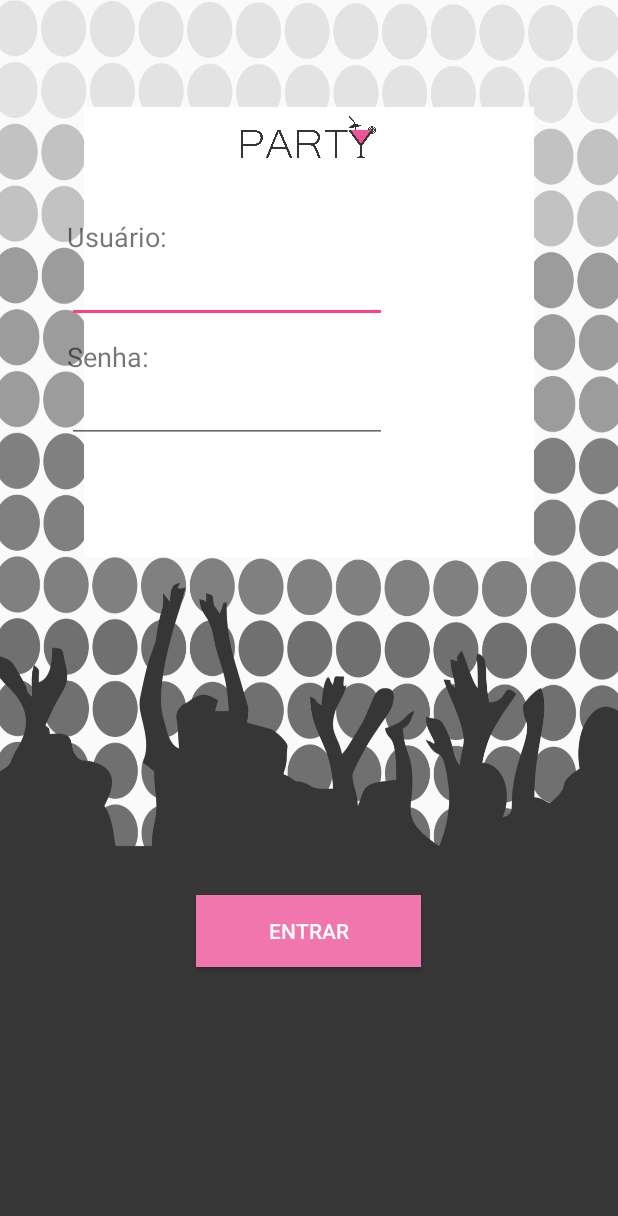
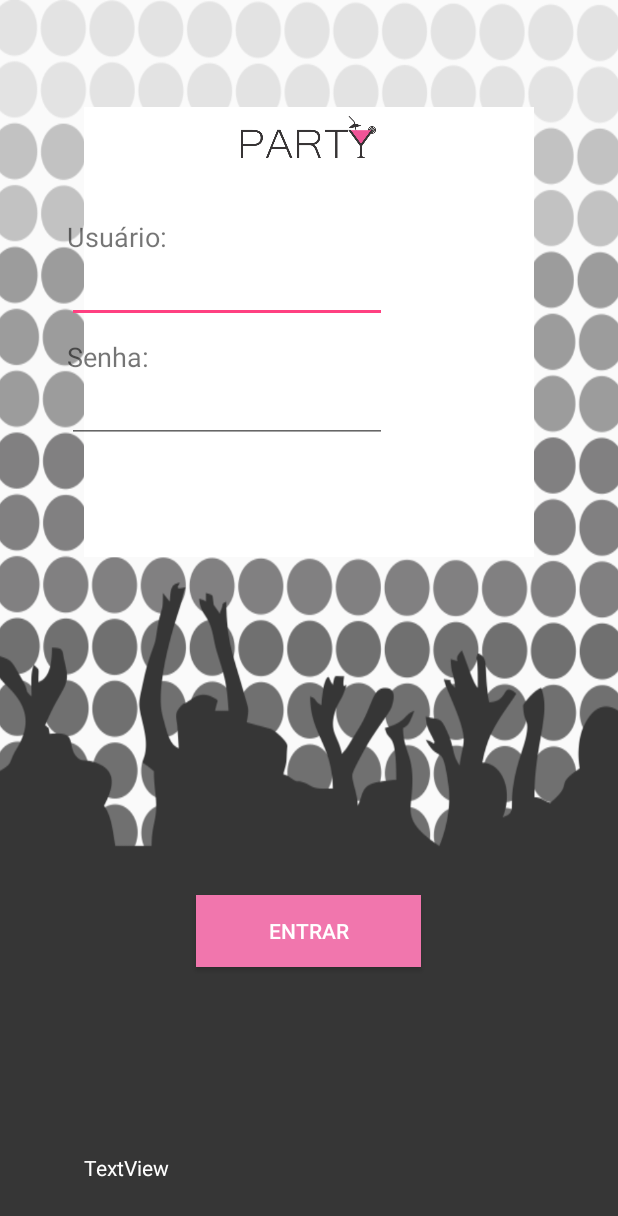
Before and after one commit to GhsVilela/PARTY, an Android app: the screen it shows after launch (Login), after a tap on "ENTRAR", on a phone screen of 412 x 824 dp. Shown: the top 1216 px of the screen. Run offline under Robolectric (Android 15) with nearby library versions, the phone set to English and light mode, and no system bars.

Commit message:
novo master

```diff
--- a/app/build.gradle
+++ b/app/build.gradle
@@ -20,12 +20,10 @@ android {
 }
 
 dependencies {
-    compile fileTree(dir: 'libs', include: ['*.jar'])
+    compile fileTree(include: ['*.jar'], dir: 'libs')
     androidTestCompile('com.android.support.test.espresso:espresso-core:2.2.2', {
         exclude group: 'com.android.support', module: 'support-annotations'
     })
     compile 'com.android.support:appcompat-v7:25.0.0'
-    compile 'com.google.android.gms:play-services:9.8.0'
-    compile 'com.android.support:support-v4:25.0.0'
     testCompile 'junit:junit:4.12'
 }
--- a/app/src/main/java/com/party/party/Login.java
+++ b/app/src/main/java/com/party/party/Login.java
@@ -1,13 +1,55 @@
 package com.party.party;
 
+import android.content.Intent;
 import android.support.v7.app.AppCompatActivity;
 import android.os.Bundle;
+import android.view.View;
+import android.widget.Button;
+import android.widget.EditText;
+import android.widget.TextView;
+
+import java.io.UnsupportedEncodingException;
+import java.security.MessageDigest;
+import java.security.NoSuchAlgorithmException;
 
 public class Login extends AppCompatActivity {
-
+    Button btnEntrar;
+    TextView text;
+    EditText nome;
+    EditText  senha;
     @Override
     protected void onCreate(Bundle savedInstanceState) {
         super.onCreate(savedInstanceState);
         setContentView(R.layout.activity_login);
+    btnEntrar = (Button)findViewById(R.id.botao_entrar);
+     //   nome = (EditText) findViewById(R.id.)
+
+        btnEntrar.setOnClickListener(new View.OnClickListener() {
+            @Override
+            public void onClick(View view) {
+                Intent intent = new Intent(Login.this,PerfilUsuario.class);
+                startActivity(intent);
+
+
+                String senha = "admin";
+
+                MessageDigest algorithm = null;
+                try {
+                    algorithm = MessageDigest.getInstance("SHA-256");
+                    byte messageDigest[] = algorithm.digest(senha.getBytes("UTF-8"));
+                    System.out.println(messageDigest);
+                } catch (NoSuchAlgorithmException e) {
+                    e.printStackTrace();
+                } catch (UnsupportedEncodingException e) {
+                    e.printStackTrace();
+                }
+
+
+
+
+
+            }
+        });
+
     }
 }
--- a/app/src/main/java/com/party/party/MainActivity.java
+++ b/app/src/main/java/com/party/party/MainActivity.java
@@ -1,5 +1,7 @@
 package com.party.party;
 
+import android.app.Activity;
+import android.content.Context;
 import android.content.Intent;
 import android.content.pm.PackageManager;
 import android.location.Location;
@@ -12,23 +14,27 @@ import android.os.Bundle;
 import android.view.View;
 import android.widget.Button;
 
-public class MainActivity extends AppCompatActivity {
-
+public class MainActivity extends Activity {
+    Button btnLocalizar;
+    Button btnEntrar;
+    Button btnRegistrar;
 
     @Override
     protected void onCreate(Bundle savedInstanceState) {
         super.onCreate(savedInstanceState);
         setContentView(R.layout.activity_main);
 
-        Button btnLocalizar = (Button) findViewById(R.id.botao_ponto_maps);
-        Button btnEntrar = (Button) findViewById(R.id.botao_entrar);
-        Button btnRegistrar = (Button) findViewById(R.id.botao_registrar);
+        btnLocalizar = (Button) findViewById(R.id.botao_ponto_maps);
+        btnEntrar = (Button) findViewById(R.id.botao_entrar);
+        btnRegistrar = (Button) findViewById(R.id.botao_registrar);
+
         btnLocalizar.setOnClickListener(new View.OnClickListener(){
 
                                             public void onClick(View v) {
-               //  Intent it = new Intent(MainActivity.this, MapsActivity.class);
                                                   Intent it = new Intent(MainActivity.this, LocalizacaoDispositivo.class);
+                                                //Intent it = new Intent(getContext(), LocalizacaoDispositivo.class);
                                                 startActivity(it);
+
                                             }
                                         }
 
@@ -38,28 +44,35 @@ public class MainActivity extends AppCompatActivity {
         btnEntrar.setOnClickListener(new View.OnClickListener(){
 
                                          public void onClick(View v) {
-                //  Intent it = new Intent(MainActivity.this, MapsActivity.class);
                                              Intent it = new Intent(MainActivity.this, Login.class);
+                                             //Intent it = new Intent(getContext(), Login.class);
                                              startActivity(it);
+
+                                         }
+                                     }
+
+        );
+
+        btnRegistrar.setOnClickListener(new View.OnClickListener(){
+
+                                            public void onClick(View v) {
+                                                Intent it = new Intent(MainActivity.this, Registro.class);
+                                                //Intent it = new Intent(getContext(), Registro.class);
+                                                startActivity(it);
+
                                             }
                                         }
 
         );
 
 
-        btnRegistrar.setOnClickListener(new View.OnClickListener(){
 
-                                         public void onClick(View v) {
-                 //  Intent it = new Intent(MainActivity.this, MapsActivity.class);
-                 Intent it = new Intent(MainActivity.this, Registro.class);
-                 startActivity(it);
+
     }
-         }
-
-        );
+    private Context getContext(){
+        return this;
     }
 
 
 
-
 }
--- a/app/src/main/java/com/party/party/Registro.java
+++ b/app/src/main/java/com/party/party/Registro.java
@@ -18,7 +18,7 @@ public class Registro extends AppCompatActivity {
         txtTermos.setOnClickListener(new View.OnClickListener(){
 
                                             public void onClick(View v) {
-                                                //  Intent it = new Intent(MainActivity.this, MapsActivity.class);
+
                                                 Intent it = new Intent(Registro.this, TermosDeUso.class);
                                                 startActivity(it);
                                             }
--- a/app/src/main/res/layout/activity_login.xml
+++ b/app/src/main/res/layout/activity_login.xml
@@ -21,7 +21,8 @@
         android:layout_height="300dp"
         android:layout_marginTop="71dp"
         android:layout_below="@+id/imageView2"
-        android:layout_centerHorizontal="true" />
+        android:layout_centerHorizontal="true"
+        android:id="@+id/imageView3" />
 
     <ImageView
         android:id="@+id/logo"
@@ -82,5 +83,15 @@
         android:layout_alignEnd="@+id/usuario"
         android:id="@+id/senha" />
 
+    <TextView
+        android:text="TextView"
+        android:layout_width="wrap_content"
+        android:layout_height="wrap_content"
+        android:layout_alignParentBottom="true"
+        android:textColor="#fff"
+        android:layout_alignStart="@+id/imageView3"
+        android:layout_marginBottom="36dp"
+        android:id="@+id/showsenha" />
+
 
 </RelativeLayout>
--- a/app/src/main/res/layout/activity_main.xml
+++ b/app/src/main/res/layout/activity_main.xml
@@ -46,7 +46,6 @@
         android:background="#F176AD"
         android:text="ENTRAR"
         android:textColor="#fff"
-
         android:layout_above="@+id/botao_registrar"
         android:layout_centerHorizontal="true"
         android:layout_marginBottom="20dp" />
```
Also changed, not shown: app/src/debug/res/values/google_maps_api.xml (deleted, +0 -21 lines), app/src/main/AndroidManifest.xml (+2 -7 lines), app/src/main/java/com/party/party/MapsActivity.java (deleted, +0 -46 lines), app/src/main/java/com/party/party/PerfilUsuario.java (added, +13 -0 lines), app/src/main/res/layout/activity_perfil_usuario.xml (added, +13 -0 lines), app/src/main/res/values/attrs.xml (deleted, +0 -12 lines), app/src/main/res/values/styles.xml (+1 -13 lines), app/src/main/res/drawable/bg.png, app/src/main/res/drawable/logo.png, app/src/main/res/drawable/ponto.png. Lines whose indentation alone changed are shown as unchanged.
